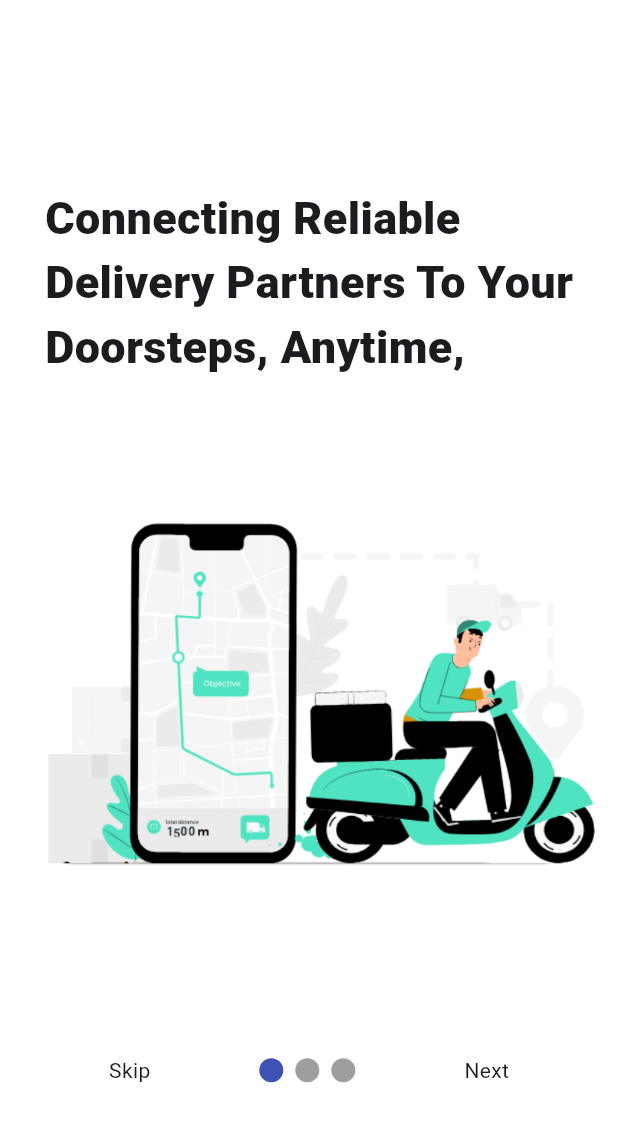
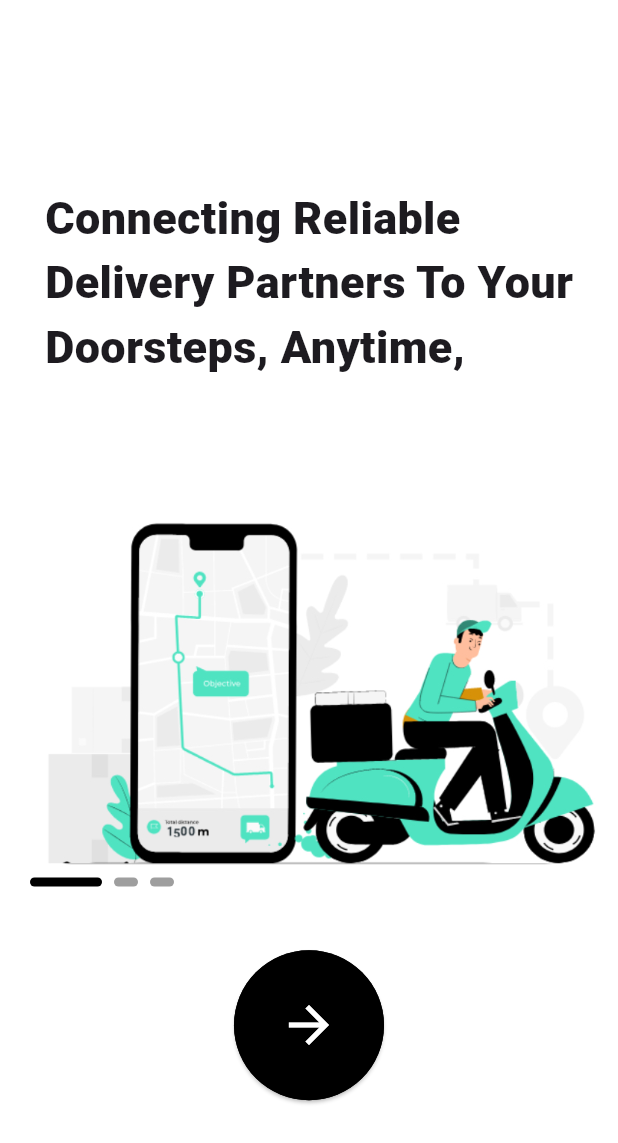
Before and after one commit to ameenakabir22/swiift-hq, a Flutter app: the screen it shows after launch, on a phone screen of 412 x 824 dp. Shown: the top 1143 px of the screen. Run offline on Flutter 3.47's test engine with Material 3 defaults, Android fonts, the phone set to English and light mode, and no system bars; drawn by our look-alikes of smooth_page_indicator; our stand-ins replace lottie.

Commit message:
i made new changes to the onboarding page

```diff
--- a/lib/main.dart
+++ b/lib/main.dart
@@ -11,7 +11,7 @@ class Swiift extends StatelessWidget {
   Widget build(BuildContext context) {
     return const MaterialApp(
       home: OnboardingScreen(),
-      debugShowCheckedModeBanner: true,
+      debugShowCheckedModeBanner: false,
     );
   }
 }
--- a/lib/pages/onboarding4.dart
+++ b/lib/pages/onboarding4.dart
@@ -18,12 +18,13 @@ class _OnboardingScreenState extends State<OnboardingScreen> {
 
   // keep track of whether we are on the last page or not.
   bool onLastPage = false;
+
   @override
   Widget build(BuildContext context) {
     return Scaffold(
       body: Stack(
         children: [
-          //page view
+          // Page view
           PageView(
             controller: _controller,
             onPageChanged: (index) {
@@ -34,31 +35,76 @@ class _OnboardingScreenState extends State<OnboardingScreen> {
             children: [Onboarding(), Onboarding2(), Onboarding3()],
           ),
 
+          // Dot indicators
+          Transform.translate(
+            offset: Offset(20.0, 585.0),
+            child: SmoothPageIndicator(
+              controller: _controller,
+              count: 3,
+              effect: const ExpandingDotsEffect(
+                activeDotColor: Colors.black,
+                dotHeight: 6,
+              ),
+            ),
+          ),
+
+          // Positioned widget for UI elements
           Container(
             alignment: Alignment(0, 0.75),
             child: Row(
               mainAxisAlignment: MainAxisAlignment.spaceEvenly,
               children: [
-                // skip button
+                // Skip button
                 GestureDetector(
                     onTap: () {
                       _controller.jumpToPage(2);
                     },
-                    child: Text('Skip')),
+                    child: Material(
+                      color: Colors.black, // Set background color to black
+                      borderRadius: BorderRadius.circular(
+                          50), // Set a large value for complete roundness
+                      child: InkWell(
+                        onTap: () {
+                          // Add your onTap callback here
+                        },
+                        borderRadius: BorderRadius.circular(
+                            50), // Set the same value for complete roundness
+                        child: Container(
+                          width: 100, // Set a fixed width for the button
+                          height: 100, // Set a fixed height for the button
+                          child: ElevatedButton(
+                            onPressed: () {
+                              // Add your onTap callback here
+                            },
+                            style: ElevatedButton.styleFrom(
+                              primary:
+                                  Colors.black, // Set background color to black
+                              shape: RoundedRectangleBorder(
+                                borderRadius: BorderRadius.circular(
+                                    50), // Set a large value for complete roundness
+                              ),
+                            ),
+                            child: Icon(
+                              Icons.arrow_forward,
+                              color: Colors.white,
+                              size: 40,
+                            ),
+                          ),
+                        ),
+                      ),
+                    )
 
-                // dot indicators
-                SmoothPageIndicator(controller: _controller, count: 3),
-
-                // next or done button
-                onLastPage
-                    ? GestureDetector(
+                    // Next or Done button
+                    /*onLastPage
+                     ? GestureDetector(
                         onTap: () {
                           Navigator.push(context,
                               MaterialPageRoute(builder: (context) {
                             return SignUpOptions();
                           }));
                         },
-                        child: Text('Done'))
+                        child: Text('Done'),
+                      )
                     : GestureDetector(
                         onTap: () {
                           _controller.nextPage(
@@ -66,10 +112,12 @@ class _OnboardingScreenState extends State<OnboardingScreen> {
                             curve: Curves.easeIn,
                           );
                         },
-                        child: Text('Next')),
+                        child: Text('Next'),
+                      ), */
+                    )
               ],
             ),
-          )
+          ),
         ],
       ),
     );
```
